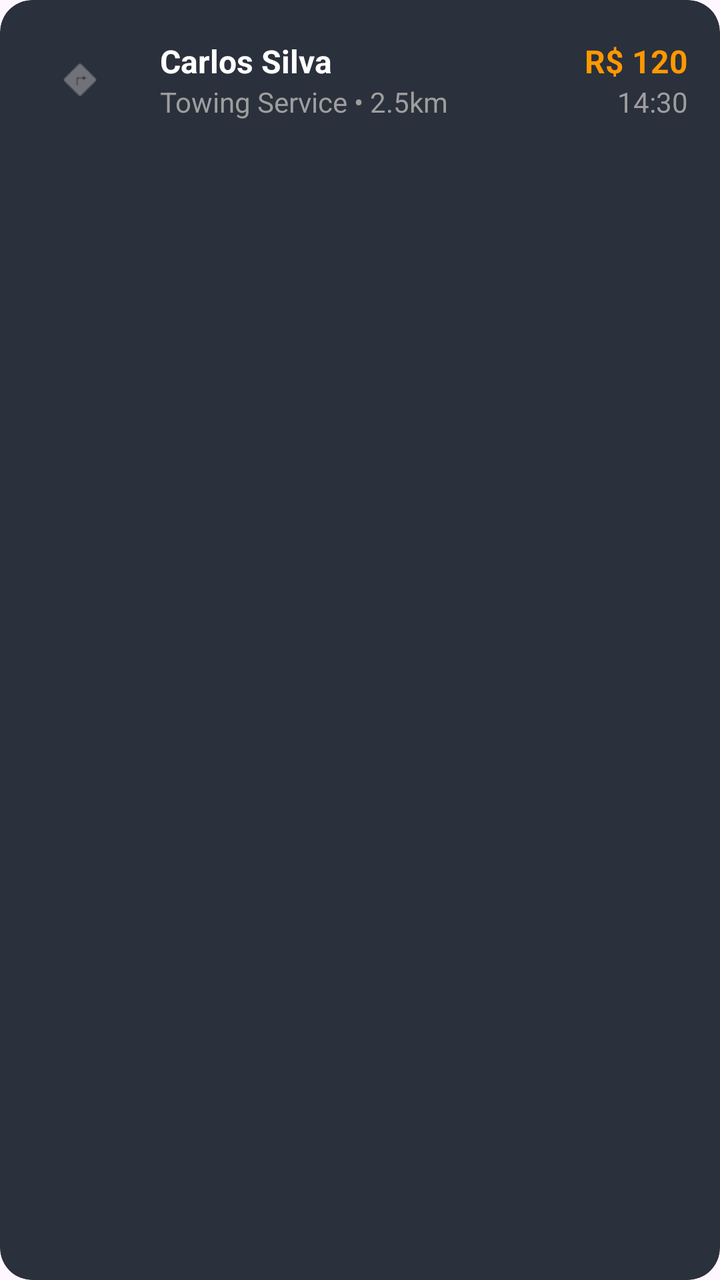
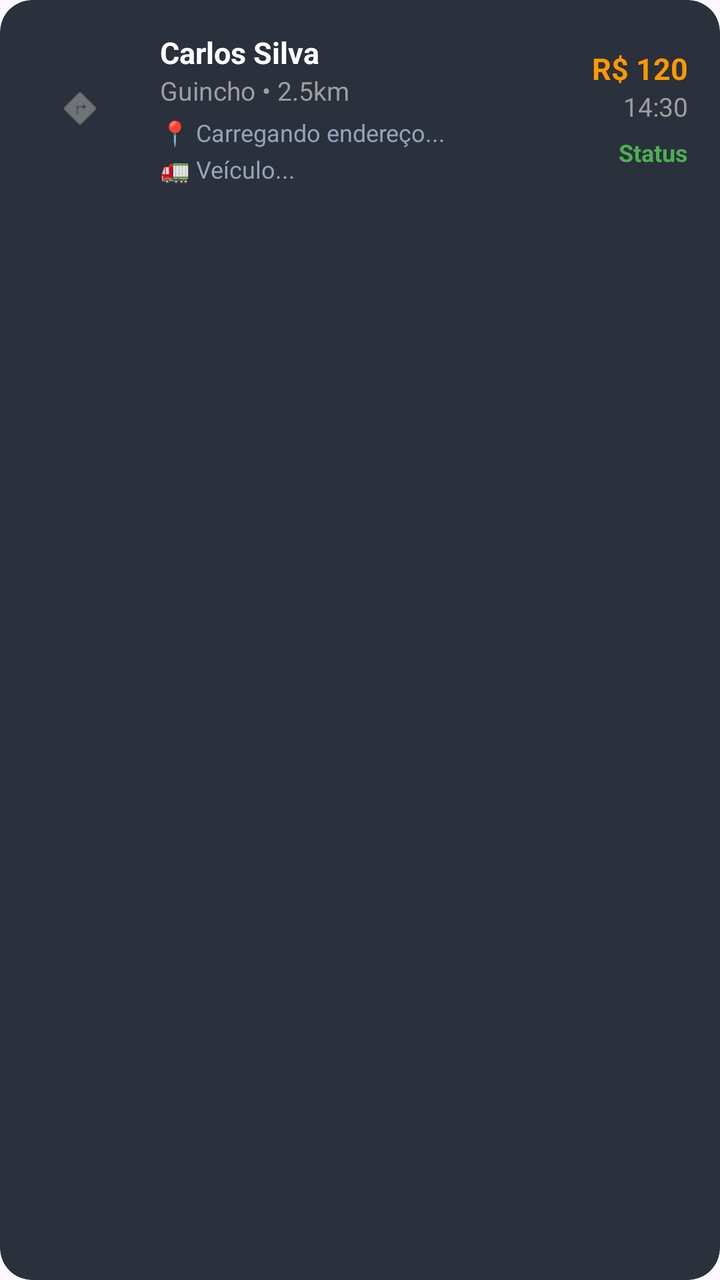

The first picture is an Android layout as it rendered before a commit; the second is the same layout after the commit. The layout source and the unified diff follow.
<!-- AndroidManifest.xml: application theme Theme.Salvo -->
<!-- res/layout/item_recent_activity.xml -->
<?xml version="1.0" encoding="utf-8"?>
<com.google.android.material.card.MaterialCardView
    xmlns:android="http://schemas.android.com/apk/res/android"
    xmlns:app="http://schemas.android.com/apk/res-auto"
    android:layout_width="match_parent"
    android:layout_height="wrap_content"
    android:layout_marginBottom="12dp"
    app:cardBackgroundColor="#2A303C"
    app:cardCornerRadius="16dp"
    app:strokeWidth="0dp">

    <RelativeLayout
        android:layout_width="match_parent"
        android:layout_height="wrap_content"
        android:padding="16dp">

        <FrameLayout
            android:id="@+id/fl_icon_bg"
            android:layout_width="48dp"
            android:layout_height="48dp"
            android:layout_centerVertical="true"
            android:background="@drawable/bg_circle_icon">

            <ImageView
                android:id="@+id/iv_servico_icone"
                android:layout_width="24dp"
                android:layout_height="24dp"
                android:layout_gravity="center"
                android:src="@android:drawable/ic_menu_directions"
                app:tint="#9E9E9E" />
        </FrameLayout>

        <LinearLayout
            android:layout_width="wrap_content"
            android:layout_height="wrap_content"
            android:layout_toEndOf="@id/fl_icon_bg"
            android:layout_toStartOf="@+id/ll_price_time"
            android:layout_centerVertical="true"
            android:layout_marginStart="16dp"
            android:orientation="vertical">

            <TextView
                android:id="@+id/tv_cliente_nome"
                android:layout_width="wrap_content"
                android:layout_height="wrap_content"
                android:text="Carlos Silva"
                android:textColor="#FFFFFF"
                android:textSize="16sp"
                android:textStyle="bold" />

            <TextView
                android:id="@+id/tv_servico_distancia"
                android:layout_width="wrap_content"
                android:layout_height="wrap_content"
                android:text="Towing Service • 2.5km"
                android:textColor="#9E9E9E"
                android:textSize="14sp" />
        </LinearLayout>

        <LinearLayout
            android:id="@+id/ll_price_time"
            android:layout_width="wrap_content"
            android:layout_height="wrap_content"
            android:layout_alignParentEnd="true"
            android:layout_centerVertical="true"
            android:gravity="end"
            android:orientation="vertical">

            <TextView
                android:id="@+id/tv_servico_valor"
                android:layout_width="wrap_content"
                android:layout_height="wrap_content"
                android:text="R$ 120"
                android:textColor="#FF9800"
                android:textSize="16sp"
                android:textStyle="bold" />

            <TextView
                android:id="@+id/tv_servico_hora"
                android:layout_width="wrap_content"
                android:layout_height="wrap_content"
                android:text="14:30"
                android:textColor="#9E9E9E"
                android:textSize="14sp" />
        </LinearLayout>

    </RelativeLayout>
</com.google.android.material.card.MaterialCardView>
<!-- resources referenced by this layout -->
<resources>
  <!-- drawable bg_circle_icon (drawable) -->
  <?xml version="1.0" encoding="utf-8"?>
  <selector xmlns:android="http://schemas.android.com/apk/res/android">
      <shape xmlns:android="http://schemas.android.com/apk/res/android"
          android:shape="oval">
  
          <solid android:color="#1E232D" />
  
      </shape>
  </selector>
  <style name="Theme.Salvo" parent="Theme.Material3.Light.NoActionBar">
          <item name="colorPrimary">@color/purple_500</item>
          <item name="colorPrimaryDark">@color/purple_700</item>
          <item name="colorAccent">@color/teal_200</item>
      </style>
  <color name="purple_500">#FF6200EE</color>
  <color name="purple_700">#FF3700B3</color>
  <color name="teal_200">#FF03DAC5</color>
</resources>

<!-- the commit's change to res/layout/item_recent_activity.xml (unified diff, before → after) -->
@@ -37,6 +37,7 @@
             android:layout_toStartOf="@+id/ll_price_time"
             android:layout_centerVertical="true"
             android:layout_marginStart="16dp"
+            android:layout_marginEnd="8dp"
             android:orientation="vertical">
 
             <TextView
@@ -45,16 +46,36 @@
                 android:layout_height="wrap_content"
                 android:text="Carlos Silva"
                 android:textColor="#FFFFFF"
-                android:textSize="16sp"
+                android:textSize="15sp"
                 android:textStyle="bold" />
 
             <TextView
                 android:id="@+id/tv_servico_distancia"
                 android:layout_width="wrap_content"
                 android:layout_height="wrap_content"
-                android:text="Towing Service • 2.5km"
+                android:text="Guincho • 2.5km"
                 android:textColor="#9E9E9E"
-                android:textSize="14sp" />
+                android:textSize="13sp" />
+
+            <TextView
+                android:id="@+id/tv_localizacao"
+                android:layout_width="wrap_content"
+                android:layout_height="wrap_content"
+                android:text="📍 Carregando endereço..."
+                android:textColor="#94A3B8"
+                android:textSize="12sp"
+                android:layout_marginTop="4dp"
+                android:maxLines="1"
+                android:ellipsize="end" />
+
+            <TextView
+                android:id="@+id/tv_veiculo_designado"
+                android:layout_width="wrap_content"
+                android:layout_height="wrap_content"
+                android:text="🚛 Veículo..."
+                android:textColor="#94A3B8"
+                android:textSize="12sp"
+                android:layout_marginTop="2dp" />
         </LinearLayout>
 
         <LinearLayout
@@ -72,7 +93,7 @@
                 android:layout_height="wrap_content"
                 android:text="R$ 120"
                 android:textColor="#FF9800"
-                android:textSize="16sp"
+                android:textSize="15sp"
                 android:textStyle="bold" />
 
             <TextView
@@ -81,7 +102,17 @@
                 android:layout_height="wrap_content"
                 android:text="14:30"
                 android:textColor="#9E9E9E"
-                android:textSize="14sp" />
+                android:textSize="13sp" />
+
+            <TextView
+                android:id="@+id/tv_status"
+                android:layout_width="wrap_content"
+                android:layout_height="wrap_content"
+                android:text="Status"
+                android:textColor="#4CAF50"
+                android:textSize="12sp"
+                android:textStyle="bold"
+                android:layout_marginTop="6dp" />
         </LinearLayout>
 
     </RelativeLayout>
